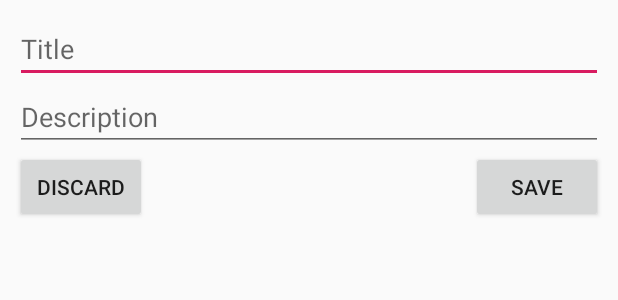
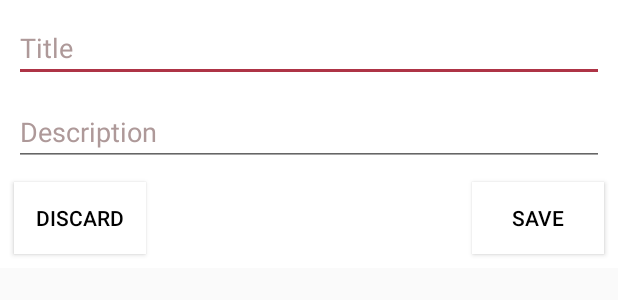
Before and after one commit to ozakeri/generatePassword, an Android app: the layout add_notes_layout_dialog.xml on its own in the app's theme, with its tools: preview values and no code run, on a phone screen of 412 x 824 dp. Shown: the top 300 px of the screen. Run offline under Robolectric (Android 15) with nearby library versions, the phone set to English and light mode, and no system bars.

Commit message:
commit by omid

```diff
--- a/app/src/main/AndroidManifest.xml
+++ b/app/src/main/AndroidManifest.xml
@@ -4,7 +4,7 @@
 
     <application
         android:allowBackup="true"
-        android:icon="@mipmap/ic_launcher"
+        android:icon="@drawable/logo"
         android:label="@string/app_name"
         android:roundIcon="@mipmap/ic_launcher_round"
         android:supportsRtl="true"
--- a/app/src/main/java/samidsoft/co/passwordgenerator/AddNotesActivity.java
+++ b/app/src/main/java/samidsoft/co/passwordgenerator/AddNotesActivity.java
@@ -56,7 +56,7 @@ public class AddNotesActivity extends AppCompatActivity {
     protected void onCreate(Bundle savedInstanceState) {
         super.onCreate(savedInstanceState);
         this.requestWindowFeature(Window.FEATURE_NO_TITLE);
-        setContentView(R.layout.activity_main2);
+        setContentView(R.layout.add_notes_layout_dialog);
         ButterKnife.bind(this);
 
         Intent intent = this.getIntent();
--- /dev/null
+++ b/app/src/main/res/drawable/text.xml
@@ -0,0 +1,5 @@
+<?xml version="1.0" encoding="utf-8"?>
+<shape android:shape="rectangle" xmlns:android="http://schemas.android.com/apk/res/android">
+    <stroke android:color="@color/white" android:width="0.5dp"/>
+
+</shape>
--- a/app/src/main/res/layout/add_notes_layout_dialog.xml
+++ b/app/src/main/res/layout/add_notes_layout_dialog.xml
@@ -2,21 +2,24 @@
 <RelativeLayout xmlns:android="http://schemas.android.com/apk/res/android"
     xmlns:tools="http://schemas.android.com/tools"
     android:layout_width="match_parent"
-    android:layout_height="wrap_content">
+    android:layout_height="wrap_content"
+    android:background="@color/white">
 
     <RelativeLayout
         android:layout_width="match_parent"
         android:layout_height="wrap_content"
-        android:layout_margin="10dp"
+        android:layout_margin="2dp"
+        android:padding="2dp"
+        android:background="@color/white"
         tools:ignore="MissingConstraints">
-
-
-
 
             <androidx.appcompat.widget.AppCompatEditText
                 android:id="@+id/input_title1"
                 android:layout_width="match_parent"
                 android:layout_height="wrap_content"
+                android:layout_margin="5dp"
+                android:textColorHint="@color/black_hint"
+                android:textColor="@color/black"
                 android:hint="@string/title" />
 
             <androidx.appcompat.widget.AppCompatEditText
@@ -24,6 +27,10 @@
                 android:layout_width="match_parent"
                 android:layout_height="wrap_content"
                 android:layout_below="@+id/input_title1"
+                android:textColorHint="@color/black_hint"
+                android:textColor="@color/black"
+                android:maxLines="5"
+                android:layout_margin="5dp"
                 android:hint="@string/description" />
 
 
@@ -34,6 +41,9 @@
             android:layout_centerHorizontal="true"
             android:layout_below="@+id/input_title2"
             android:layout_alignParentRight="true"
+            android:layout_margin="5dp"
+            android:background="@color/white"
+            android:textColor="@color/black"
             android:text="@string/save"
             android:layout_alignParentEnd="true" />
 
@@ -45,6 +55,9 @@
             android:text="@string/discard"
             android:layout_alignParentLeft="true"
             android:layout_below="@+id/input_title2"
+            android:textColor="@color/black"
+            android:background="@color/white"
+            android:layout_margin="5dp"
             android:layout_alignParentStart="true" />
 
 
--- a/app/src/main/res/values/colors.xml
+++ b/app/src/main/res/values/colors.xml
@@ -1,11 +1,12 @@
 <?xml version="1.0" encoding="utf-8"?>
 <resources>
-    <color name="colorPrimary">#008577</color>
-    <color name="colorPrimaryDark">#00574B</color>
-    <color name="colorAccent">#D81B60</color>
-    <color name="text_date">#BDA9A9</color>
+    <color name="colorPrimary">#B1293D</color>
+    <color name="colorPrimaryDark">#A1182C</color>
+    <color name="colorAccent">#AE3446</color>
+    <color name="text_date">#CD9494</color>
     <color name="cardview_adapter">#ffffff</color>
     <color name="white">#ffffff</color>
     <color name="black">#000000</color>
+    <color name="black_hint">#AE9999</color>
     <color name="backcolor_dialog">#CCC5C5</color>
 </resources>
```
Also changed, not shown: app/src/main/java/samidsoft/co/passwordgenerator/NotesActivity.java (+4 -3 lines), app/src/main/res/drawable/logo.png (added), 1 other file.
